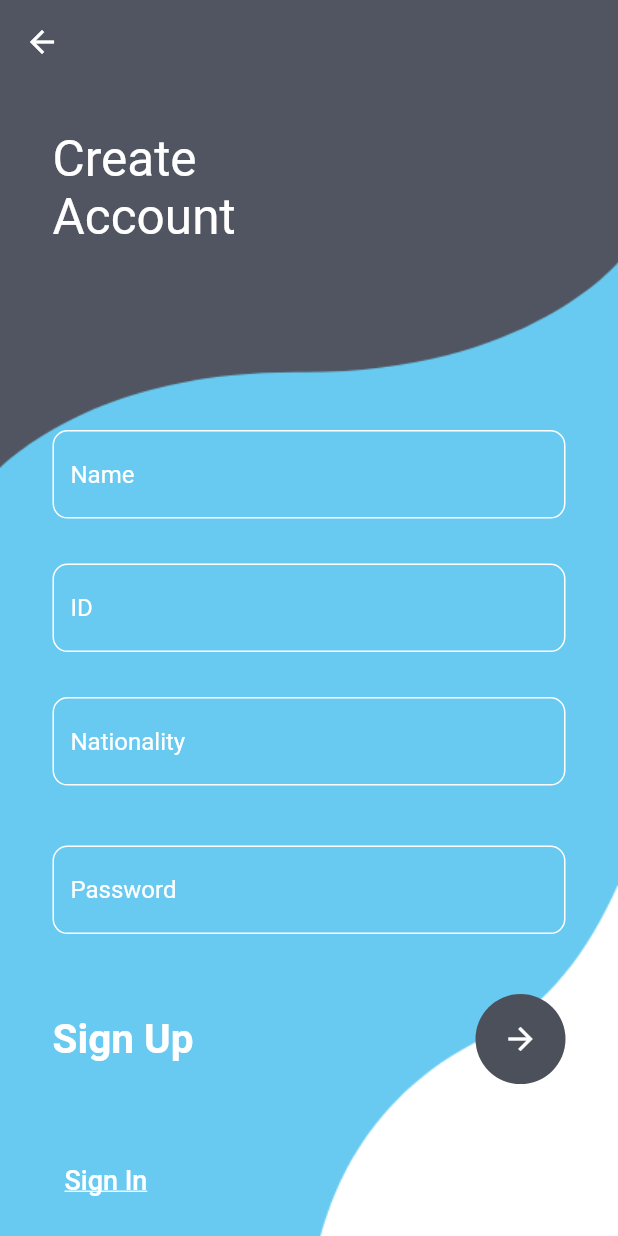
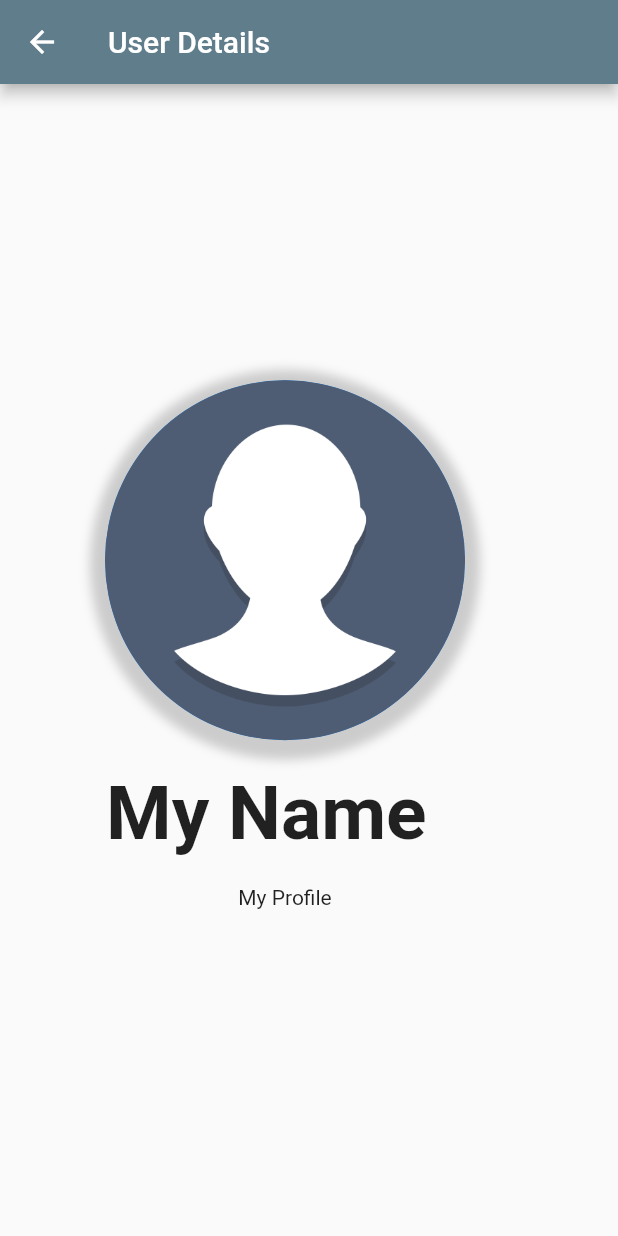
Before and after one commit to Kate-Rati/flutter_login_and_registration, a Flutter app: the screen it shows after launch, after a tap on the "arrow forward" icon, on a phone screen of 412 x 824 dp. Run offline on Flutter 3.47's test engine with Material 2 defaults, Android fonts, the phone set to English and light mode, and no system bars.

Commit message:
feat: home page

```diff
--- /dev/null
+++ b/lib/constants/urls.dart
@@ -0,0 +1,2 @@
+// const String baseUrl = "http://192.168.1.10:8000";
+const String baseUrl = "http://192.168.1.10:8000";
--- /dev/null
+++ b/lib/home.dart
@@ -0,0 +1,60 @@
+import 'package:flutter/material.dart';
+import 'package:flowerapp/main.dart';
+
+class MyHome extends StatefulWidget {
+  const MyHome({Key? key}) : super(key: key);
+
+  @override
+  _MyHomeState createState() => _MyHomeState();
+}
+
+class _MyHomeState extends State<MyHome> {
+  @override
+  Widget build(BuildContext context) {
+    return Scaffold(
+      appBar: AppBar(
+        title:  Text('User Details'),
+
+        backgroundColor: Colors.blueGrey,
+      ),
+
+      body: Padding(
+          padding: const EdgeInsets.all(70),
+          child: Column(
+              mainAxisAlignment: MainAxisAlignment.center,
+              children: [
+            Container(
+              decoration: BoxDecoration(
+                borderRadius: BorderRadius.circular(140),
+                boxShadow: [
+                  BoxShadow(
+                    color: Colors.grey.withOpacity(0.5),
+                    spreadRadius: 10,
+                    blurRadius: 5,
+                    offset: Offset(0, 3),
+                  ),
+                ],
+              ),
+              child: const CircleAvatar(
+                radius: 120,
+                backgroundImage: AssetImage("assets/profile.png"),
+              ),
+            ),
+            SizedBox(
+              height: 20,
+            ),
+            Text(
+              "My Name  ",
+              style: TextStyle(fontSize: 50, fontWeight: FontWeight.bold),
+            ),
+            SizedBox(
+              height: 18,
+            ),
+            Text("My Profile"),
+            SizedBox(
+              height: 20,
+            ),
+          ])),
+    );
+  }
+}
--- a/lib/login.dart
+++ b/lib/login.dart
@@ -1,6 +1,7 @@
 import  'package:flutter/material.dart';
 import  'main.dart';
 import  'package:flowerapp/register.dart';
+import 'package:flowerapp/home.dart';
 
 
 class MyLogin extends StatefulWidget {
@@ -46,7 +47,7 @@ class _MyLoginState extends State<MyLogin> {
                             decoration: InputDecoration(
                                 fillColor: Colors.grey.shade100,
                                 filled: true,
-                                hintText: "Name",
+                                hintText: "Email",
                                 border: OutlineInputBorder(
                                   borderRadius: BorderRadius.circular(10),
                                 )),
@@ -85,7 +86,7 @@ class _MyLoginState extends State<MyLogin> {
                                       Navigator.push(
                                           context,
                                           MaterialPageRoute(
-                                              builder: (context) => const MyRegister()));
+                                              builder: (context) => const MyHome()));
                                     },
                                     icon: const Icon(
                                       Icons.arrow_forward,
@@ -117,9 +118,9 @@ class _MyLoginState extends State<MyLogin> {
                                   onPressed: () {},
                                   child: const Text(
                                     'Forgot Password',
-                                    style: const TextStyle(
+                                    style: TextStyle(
                                       decoration: TextDecoration.underline,
-                                      color: const Color(0xff4c505b),
+                                      color: Color(0xff4c505b),
                                       fontSize: 18,
                                     ),
                                   )),
--- a/lib/main.dart
+++ b/lib/main.dart
@@ -1,6 +1,9 @@
+
+
 import 'package:flutter/material.dart';
 import  'package:flowerapp/login.dart';
 import  'package:flowerapp/register.dart';
+import 'package:flowerapp/home.dart';
 
 void main() {
   runApp(MaterialApp(
@@ -9,6 +12,7 @@ void main() {
     routes: {
       'register': (context) => const MyRegister(),
       'login': (context) => const MyLogin(),
+      'home':(context)=> const MyHome(),
     },
   ));
 }
--- a/lib/register.dart
+++ b/lib/register.dart
@@ -1,5 +1,5 @@
+
 import 'package:flutter/material.dart';
-import 'package:flowerapp/login.dart';
 
 
 class MyRegister extends StatefulWidget {
@@ -26,7 +26,7 @@ class _MyRegisterState extends State<MyRegister> {
         body: Stack(
           children: [
             Container(
-              padding: const EdgeInsets.only(left: 35, top: 30),
+              padding: const EdgeInsets.only(left: 35),
               child: const Text(
                 'Create\nAccount',
                 style: TextStyle(color: Colors.white, fontSize: 33),
@@ -58,14 +58,14 @@ class _MyRegisterState extends State<MyRegister> {
                                     color: Colors.black,
                                   ),
                                 ),
-                                hintText: "Name",
+                                hintText: "Email",
                                 hintStyle: const TextStyle(color: Colors.white),
                                 border: OutlineInputBorder(
                                   borderRadius: BorderRadius.circular(10),
                                 )),
                           ),
                           const SizedBox(
-                            height: 30,
+                            height: 20,
                           ),
                           TextField(
                             style: const TextStyle(color: Colors.white),
--- a/pubspec.yaml
+++ b/pubspec.yaml
@@ -34,11 +34,14 @@ dependencies:
   # The following adds the Cupertino Icons font to your application.
   # Use with the CupertinoIcons class for iOS style icons.
   cupertino_icons: ^1.0.2
+  country_list_pick: ^1.0.0+3
 
 
 dev_dependencies:
   flutter_test:
     sdk: flutter
+
+  http:  ^0.13.4
 
   # The "flutter_lints" package below contains a set of recommended lints to
   # encourage good coding practices. The lint set provided by the package is
@@ -46,6 +49,7 @@ dev_dependencies:
   # package. See that file for information about deactivating specific lint
   # rules and activating additional ones.
   flutter_lints: ^1.0.0
+
 
 # For information on the generic Dart part of this file, see the
 # following page: https://dart.dev/tools/pub/pubspec
```
Also changed, not shown: lib/api/api_service.dart (added, +65 -0 lines), lib/models/login_model.dart (added, +15 -0 lines), lib/models/user_model.dart (added, +34 -0 lines), assets/profile.png (added), pubspec.lock.
